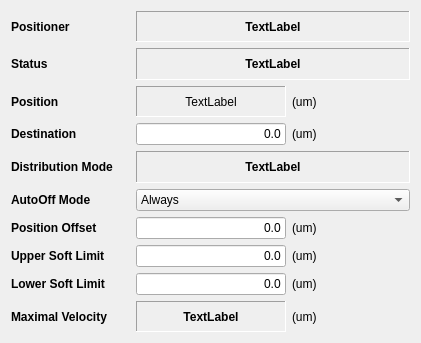
First picture: the form in cls/applications/pyStxm/bl_configs/pixelator_common/positioner_detail.ui, repository Canadian-Light-Source/pyStxm, before the edit.
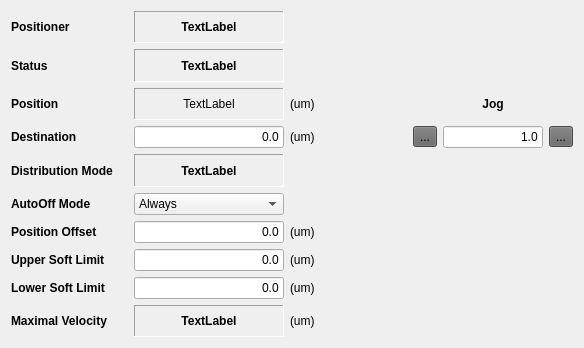
Second picture: the form after the edit. Icons and pictures are not drawn.

Commit message: add validators to flds on positioner detail widget

```diff
--- a/cls/applications/pyStxm/bl_configs/pixelator_common/positioner_detail.ui
+++ b/cls/applications/pyStxm/bl_configs/pixelator_common/positioner_detail.ui
@@ -6,8 +6,8 @@
    <rect>
     <x>0</x>
     <y>0</y>
-    <width>421</width>
-    <height>343</height>
+    <width>584</width>
+    <height>348</height>
    </rect>
   </property>
   <property name="minimumSize">
@@ -35,7 +35,7 @@
        </property>
       </widget>
      </item>
-     <item row="0" column="1" colspan="2">
+     <item row="0" column="1">
       <widget class="QLabel" name="posnerNameLbl">
        <property name="enabled">
         <bool>true</bool>
@@ -73,7 +73,7 @@
        </property>
       </widget>
      </item>
-     <item row="1" column="1" colspan="2">
+     <item row="1" column="1">
       <widget class="QLabel" name="statusLbl">
        <property name="enabled">
         <bool>true</bool>
@@ -137,6 +137,22 @@
        </property>
       </widget>
      </item>
+     <item row="2" column="3">
+      <widget class="QLabel" name="label_11">
+       <property name="font">
+        <font>
+         <weight>75</weight>
+         <bold>true</bold>
+        </font>
+       </property>
+       <property name="text">
+        <string>Jog</string>
+       </property>
+       <property name="alignment">
+        <set>Qt::AlignCenter</set>
+       </property>
+      </widget>
+     </item>
      <item row="3" column="0">
       <widget class="QLabel" name="label_4">
        <property name="font">
@@ -173,6 +189,63 @@
        </property>
       </widget>
      </item>
+     <item row="3" column="3">
+      <layout class="QHBoxLayout" name="horizontalLayout">
+       <item>
+        <widget class="QToolButton" name="jogLeftBtn">
+         <property name="styleSheet">
+          <string notr="true">background-color: rgb(102, 102, 102);</string>
+         </property>
+         <property name="text">
+          <string>...</string>
+         </property>
+         <property name="icon">
+          <iconset>
+           <normaloff>../../../../icons/arrow-left-64.ico</normaloff>../../../../icons/arrow-left-64.ico</iconset>
+         </property>
+        </widget>
+       </item>
+       <item>
+        <widget class="QLineEdit" name="jogStepFld">
+         <property name="minimumSize">
+          <size>
+           <width>100</width>
+           <height>0</height>
+          </size>
+         </property>
+         <property name="maximumSize">
+          <size>
+           <width>100</width>
+           <height>16777215</height>
+          </size>
+         </property>
+         <property name="inputMethodHints">
+          <set>Qt::ImhDigitsOnly</set>
+         </property>
+         <property name="text">
+          <string>1.0</string>
+         </property>
+         <property name="alignment">
+          <set>Qt::AlignRight|Qt::AlignTrailing|Qt::AlignVCenter</set>
+         </property>
+        </widget>
+       </item>
+       <item>
+        <widget class="QToolButton" name="jogRightBtn">
+         <property name="styleSheet">
+          <string notr="true">background-color: rgb(102, 102, 102);</string>
+         </property>
+         <property name="text">
+          <string>...</string>
+         </property>
+         <property name="icon">
+          <iconset>
+           <normaloff>../../../../icons/arrow-right-64.ico</normaloff>../../../../icons/arrow-right-64.ico</iconset>
+         </property>
+        </widget>
+       </item>
+      </layout>
+     </item>
      <item row="4" column="0">
       <widget class="QLabel" name="label_5">
        <property name="font">
@@ -186,7 +259,7 @@
        </property>
       </widget>
      </item>
-     <item row="4" column="1" colspan="2">
+     <item row="4" column="1">
       <widget class="QLabel" name="distModeLbl">
        <property name="enabled">
         <bool>true</bool>
@@ -224,7 +297,7 @@
        </property>
       </widget>
      </item>
-     <item row="5" column="1" colspan="2">
+     <item row="5" column="1">
       <widget class="QComboBox" name="autoOnOffComboBox">
        <item>
         <property name="text">
```
Left out of the diff: 3 changed lines with no effect on the pictures. The commit also changes 3 other files.
